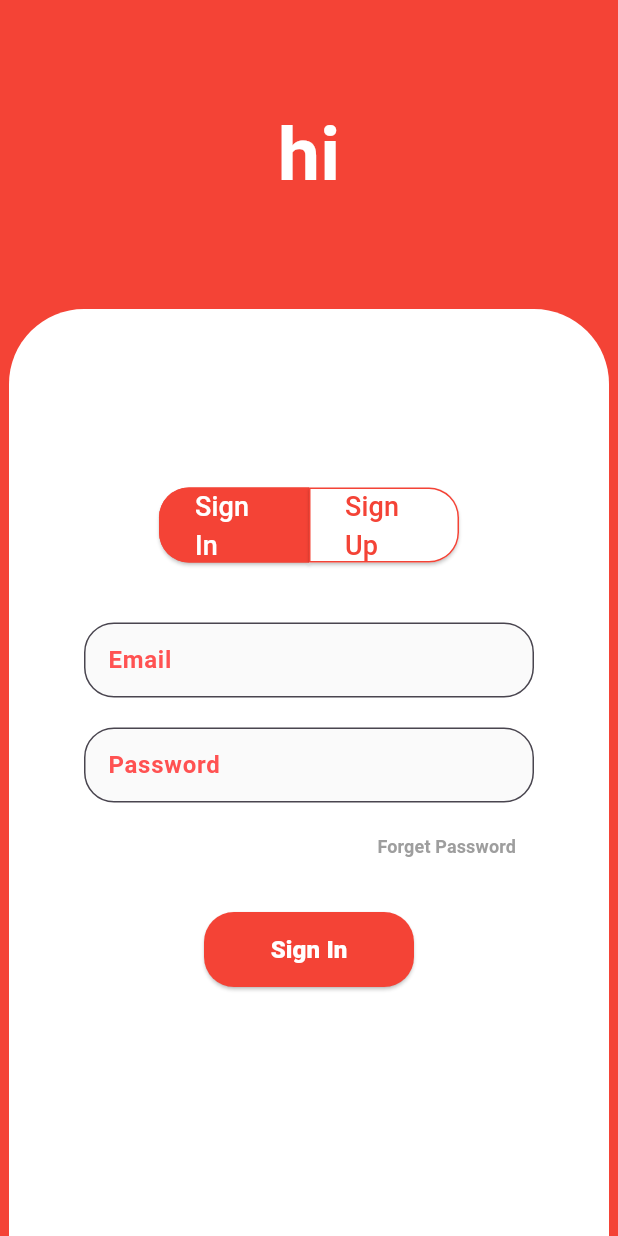
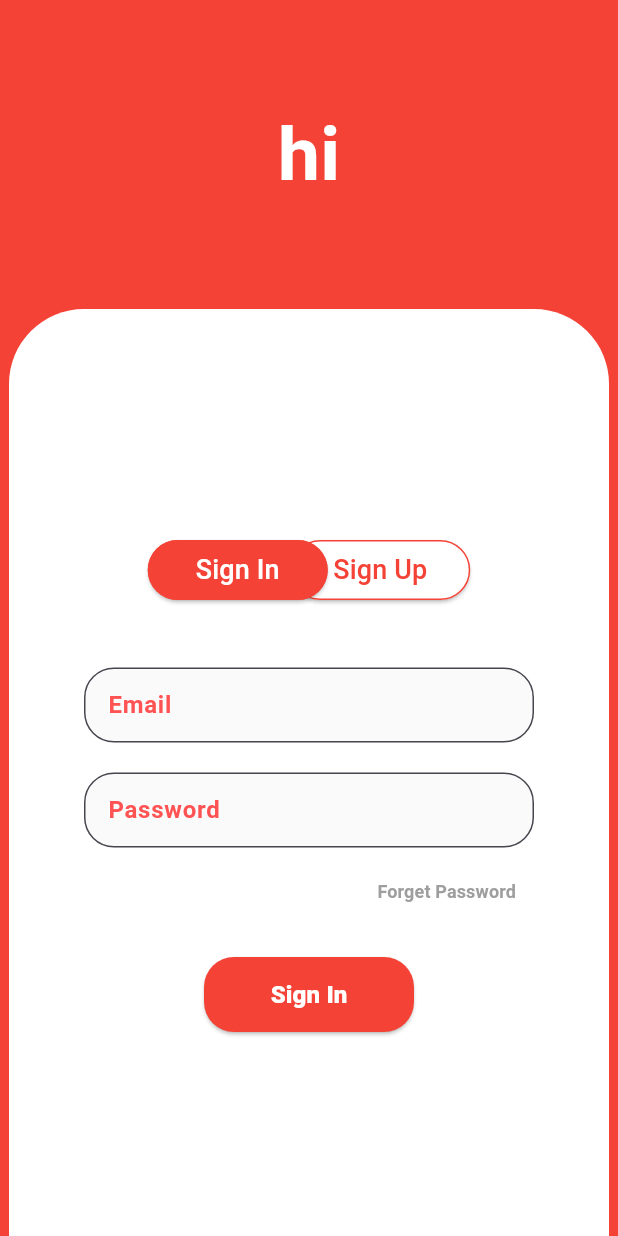
Before and after one commit to nishant-dongare/chat-flutter, a Flutter app: the screen it shows after launch, on a phone screen of 412 x 824 dp. Run offline on Flutter 3.47's test engine with Material 3 defaults, Android fonts, the phone set to English and light mode, and no system bars.

Commit message:
fixed toggle button

```diff
--- a/lib/chat_list.dart
+++ b/lib/chat_list.dart
@@ -1,14 +1,15 @@
 import 'package:flutter/material.dart';
 import 'package:hike/chat_screen.dart';
 import 'package:hike/info.dart';
-import 'package:hike/providers/webProvider.dart';
+import 'package:hike/providers/web_provider.dart';
 import 'package:hike/widgets/avatar.dart';
 import 'package:provider/provider.dart';
 
 class ChatList extends StatelessWidget {
   final bool webView;
 
-  ChatList({this.webView = false, Key? key}) : super(key: key);
+  ChatList({this.webView = false, super.key});
+
   final ScrollController _scrollController = ScrollController();
 
   @override
--- a/lib/chat_screen.dart
+++ b/lib/chat_screen.dart
@@ -2,12 +2,12 @@ import 'package:flutter/material.dart';
 import 'package:hike/widgets/chat_body.dart';
 import 'package:hike/widgets/chat_input.dart';
 import 'package:provider/provider.dart';
-import 'package:hike/providers/webProvider.dart';
+import 'package:hike/providers/web_provider.dart';
 import 'package:hike/widgets/avatar.dart';
 import 'package:hike/info.dart';
 
 class ChatScreen extends StatelessWidget {
-  const ChatScreen({Key? key}) : super(key: key);
+  const ChatScreen({super.key});
 
   @override
   Widget build(BuildContext context) {
--- a/lib/home.dart
+++ b/lib/home.dart
@@ -1,10 +1,10 @@
 import 'package:flutter/material.dart';
 import 'package:hike/chat_list.dart';
-import 'package:hike/providers/webProvider.dart';
+import 'package:hike/providers/web_provider.dart';
 import 'package:provider/provider.dart';
 
 class Home extends StatefulWidget {
-  const Home({Key? key}) : super(key: key);
+  const Home({super.key});
 
   @override
   State<Home> createState() => _HomeState();
--- a/lib/layout.dart
+++ b/lib/layout.dart
@@ -3,7 +3,7 @@ import 'package:hike/home.dart';
 import 'package:hike/web.dart';
 
 class ResponsiveLayout extends StatelessWidget {
-  const ResponsiveLayout({Key? key}) : super(key: key);
+  const ResponsiveLayout({super.key});
 
   @override
   Widget build(BuildContext context) {
--- a/lib/main.dart
+++ b/lib/main.dart
@@ -1,8 +1,9 @@
 import 'package:flutter/material.dart';
 import 'package:hike/layout.dart';
 import 'package:hike/pages/login.dart';
-import 'package:hike/providers/webProvider.dart';
+import 'package:hike/providers/web_provider.dart';
 import 'package:hike/theme.dart';
+import 'package:hike/widgets/toggle_button.dart';
 import 'package:provider/provider.dart';
 
 void main() {
@@ -15,7 +16,7 @@ void main() {
 }
 
 class MyApp extends StatelessWidget {
-  const MyApp({Key? key}) : super(key: key);
+  const MyApp({super.key});
 
   @override
   Widget build(BuildContext context) {
@@ -31,6 +32,7 @@ class MyApp extends StatelessWidget {
       routes: {
         '/': (context) => const ResponsiveLayout(),
         'login': (context) => const Login(),
+        'test': (context) => const ToggleButton(),
       },
     );
   }
--- a/lib/pages/login.dart
+++ b/lib/pages/login.dart
@@ -47,66 +47,16 @@ class _LoginState extends State<Login> {
                   height: 400,
                   child: Column(
                     children: [
-                      const SizedBox(height: 10),
+                      const SizedBox(height: 40),
                       SizedBox(
+                        width: 215,
                         height: 50,
-                        child: Row(
-                          mainAxisAlignment: MainAxisAlignment.center,
-                          children: [
-                            SizedBox(
-                              width: 100,
-                              height: 50,
-                              child: ElevatedButton(
-                                onPressed: () => changeState(true),
-                                style: ElevatedButton.styleFrom(
-                                  foregroundColor:
-                                      isSelected ? null : selectedPrimaryColor,
-                                  backgroundColor:
-                                      isSelected ? null : Colors.white,
-                                  side: BorderSide(
-                                    color: selectedPrimaryColor,
-                                  ),
-                                  shape: RoundedRectangleBorder(
-                                    borderRadius: const BorderRadius.only(
-                                      topLeft: Radius.circular(20),
-                                      bottomLeft: Radius.circular(20),
-                                    ),
-                                    side:
-                                        BorderSide(color: selectedPrimaryColor),
-                                  ),
-                                ),
-                                child: const Text(
-                                  "Sign In",
-                                  style: TextStyle(fontSize: 18),
-                                ),
-                              ),
-                            ),
-                            SizedBox(
-                              width: 100,
-                              height: 50,
-                              child: ElevatedButton(
-                                onPressed: () => changeState(false),
-                                style: ElevatedButton.styleFrom(
-                                  foregroundColor:
-                                      isSelected ? selectedPrimaryColor : null,
-                                  backgroundColor:
-                                      isSelected ? Colors.white : null,
-                                  shape: RoundedRectangleBorder(
-                                    borderRadius: const BorderRadius.only(
-                                      topRight: Radius.circular(20),
-                                      bottomRight: Radius.circular(20),
-                                    ),
-                                    side:
-                                        BorderSide(color: selectedPrimaryColor),
-                                  ),
-                                ),
-                                child: const Text(
-                                  "Sign Up",
-                                  style: TextStyle(fontSize: 18),
-                                ),
-                              ),
-                            ),
-                          ],
+                        child: Stack(
+                          children: alignList(
+                            isSelected: isSelected,
+                            selectedPrimaryColor:
+                                Theme.of(context).primaryColorDark,
+                          ),
                         ),
                       ),
                       const SizedBox(height: 40),
@@ -268,4 +218,58 @@ class _LoginState extends State<Login> {
       this.isSelected = isSelected;
     });
   }
+
+  List<Align> alignList(
+      {required bool isSelected, required Color selectedPrimaryColor}) {
+    Align a1 = Align(
+      alignment: Alignment.centerRight,
+      widthFactor: 400,
+      child: ElevatedButton(
+        onPressed: () {
+          changeState(false);
+        },
+        style: ElevatedButton.styleFrom(
+          fixedSize: const Size(120, 40),
+          foregroundColor: isSelected ? selectedPrimaryColor : null,
+          backgroundColor: isSelected ? Colors.white : null,
+          shape: RoundedRectangleBorder(
+            borderRadius: const BorderRadius.all(
+              Radius.circular(20),
+            ),
+            side: BorderSide(color: selectedPrimaryColor),
+          ),
+        ),
+        child: const Text(
+          "Sign Up",
+          style: TextStyle(fontSize: 18),
+        ),
+      ),
+    );
+    Align a2 = Align(
+      alignment: Alignment.centerLeft,
+      /*widthFactor: 100,*/
+      child: ElevatedButton(
+        onPressed: () => changeState(true),
+        style: ElevatedButton.styleFrom(
+          fixedSize: const Size(120, 40),
+          foregroundColor: isSelected ? null : selectedPrimaryColor,
+          backgroundColor: isSelected ? null : Colors.white,
+          side: BorderSide(
+            color: selectedPrimaryColor,
+          ),
+          shape: RoundedRectangleBorder(
+            borderRadius: const BorderRadius.all(
+              Radius.circular(20),
+            ),
+            side: BorderSide(color: selectedPrimaryColor),
+          ),
+        ),
+        child: const Text(
+          "Sign In",
+          style: TextStyle(fontSize: 18),
+        ),
+      ),
+    );
+    return isSelected ? [a1, a2] : [a2, a1];
+  }
 }
--- a/lib/web.dart
+++ b/lib/web.dart
@@ -5,7 +5,7 @@ import 'package:hike/widgets/topbar.dart';
 import 'package:hike/widgets/web_searchbar.dart';
 
 class Web extends StatelessWidget {
-  const Web({Key? key}) : super(key: key);
+  const Web({super.key});
 
   @override
   Widget build(BuildContext context) {
--- a/lib/web_chat_screen.dart
+++ b/lib/web_chat_screen.dart
@@ -1,6 +1,6 @@
 import 'package:flutter/material.dart';
 import 'package:hike/info.dart';
-import 'package:hike/providers/webProvider.dart';
+import 'package:hike/providers/web_provider.dart';
 import 'package:hike/widgets/avatar.dart';
 import 'package:hike/widgets/chat_body.dart';
 import 'package:hike/widgets/chat_input.dart';
--- a/lib/widgets/topbar.dart
+++ b/lib/widgets/topbar.dart
@@ -1,9 +1,9 @@
 import 'package:flutter/material.dart';
 import 'package:provider/provider.dart';
-import 'package:hike/providers/webProvider.dart';
+import 'package:hike/providers/web_provider.dart';
 
 class Topbar extends StatelessWidget {
-  const Topbar({Key? key}) : super(key: key);
+  const Topbar({super.key});
 
   @override
   Widget build(BuildContext context) {
--- a/lib/widgets/web_searchbar.dart
+++ b/lib/widgets/web_searchbar.dart
@@ -1,7 +1,7 @@
 import 'package:flutter/material.dart';
 
 class WebSearchBar extends StatelessWidget {
-  const WebSearchBar({Key? key}) : super(key: key);
+  const WebSearchBar({super.key});
 
   @override
   Widget build(BuildContext context) {
--- a/pubspec.yaml
+++ b/pubspec.yaml
@@ -45,7 +45,7 @@ dev_dependencies:
   # activated in the `analysis_options.yaml` file located at the root of your
   # package. See that file for information about deactivating specific lint
   # rules and activating additional ones.
-  flutter_lints: ^2.0.0
+  flutter_lints: ^3.0.1
 
 # For information on the generic Dart part of this file, see the
 # following page: https://dart.dev/tools/pub/pubspec
```
Also changed, not shown: lib/info.dart (+5 -12 lines), lib/widgets/card.dart (+6 -12 lines), lib/widgets/toggle_button.dart (added, +119 -0 lines), lib/providers/user_provider.dart (renamed from lib/providers/userProvider.dart), lib/providers/web_provider.dart (renamed from lib/providers/webProvider.dart), pubspec.lock, 4 other files.
